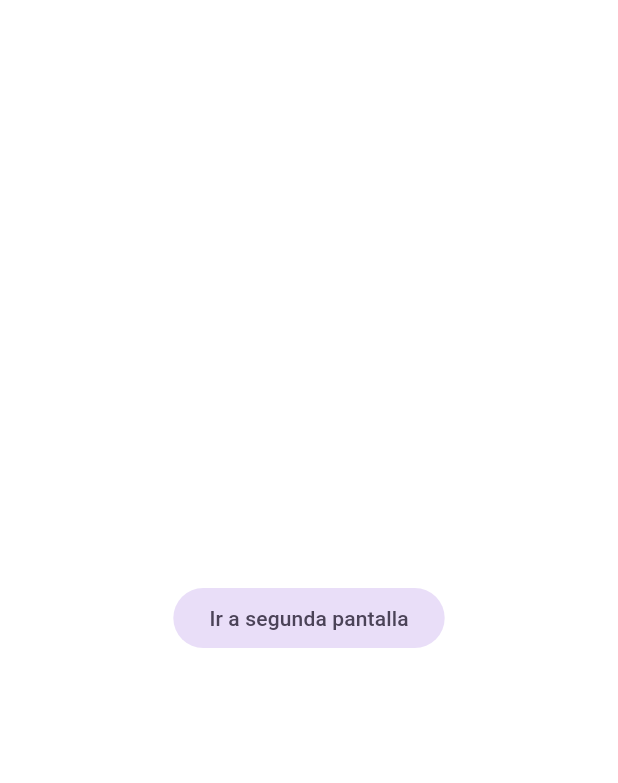
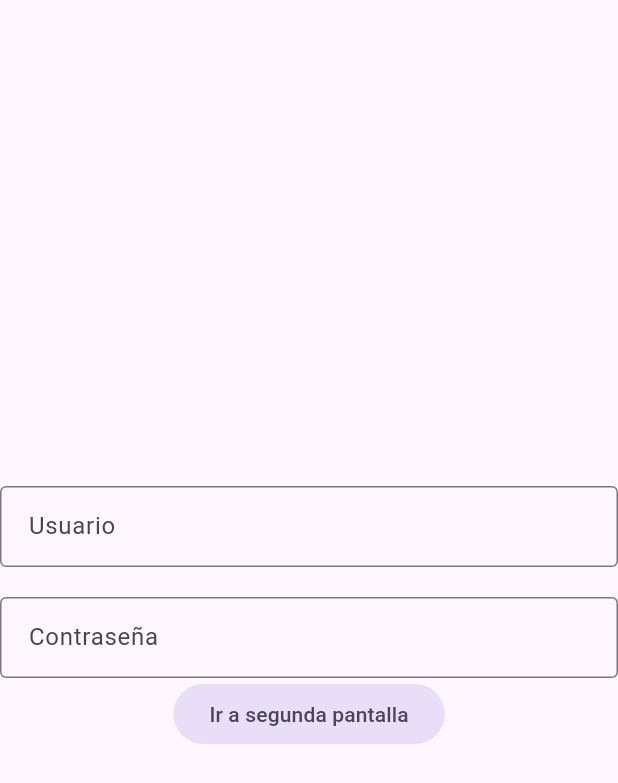
Before and after one commit to adriLunaDelMoral/login-y-password, a Flutter app: the screen it shows after launch, on a phone screen of 412 x 824 dp. Shown: the top 783 px of the screen. Run offline on Flutter 3.47's test engine with Material 3 defaults, Android fonts, the light colour scheme and no system bars.

Commit message:
Realizado dos TextFormFIeld con  sus controllers realizado para hacer la validacion

```diff
--- a/lib/presentation/screens/login_screen.dart
+++ b/lib/presentation/screens/login_screen.dart
@@ -8,18 +8,46 @@ class LoginScreen extends StatefulWidget {
   State<LoginScreen> createState() => _LoginScreenState();
 }
 
+TextEditingController loginController=TextEditingController();
+TextEditingController passController=TextEditingController();
+
 class _LoginScreenState extends State<LoginScreen> {
   @override
   Widget build(BuildContext context) {
-    return Column(
+    return Scaffold(
+      body: Column(
         mainAxisAlignment: MainAxisAlignment.center,
         children: [
+          TextFormField(
+            controller: loginController,
+            decoration: InputDecoration(
+              hintText: 'Usuario',
+              border: OutlineInputBorder(),
+              contentPadding: EdgeInsets.symmetric(
+                vertical: 15,
+                horizontal: 15,
+              )
+            ),
+          ),
+          SizedBox(height: 20),
+          TextFormField(
+            controller: passController,
+            decoration: InputDecoration(
+              hintText: 'Contraseña',
+              border: OutlineInputBorder(),
+              contentPadding: EdgeInsets.symmetric(
+                vertical: 15,
+                horizontal: 15,
+              )
+            )
+          ),
           FilledButton.tonal(onPressed: (){
                Navigator.of(context).push( MaterialPageRoute(  builder: (_) => ViewScreen()));
           },
            child: Text('Ir a segunda pantalla'))
         ],
 
+      ),
     );
   }
 }
```
Lines whose indentation alone changed are shown as unchanged.
